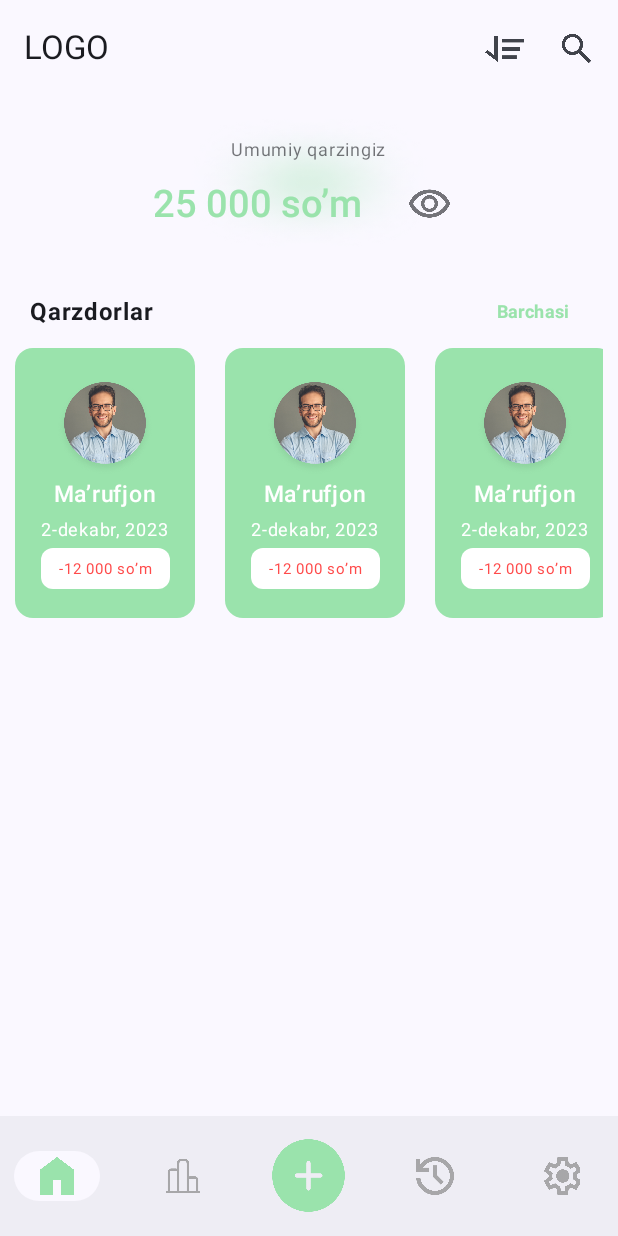
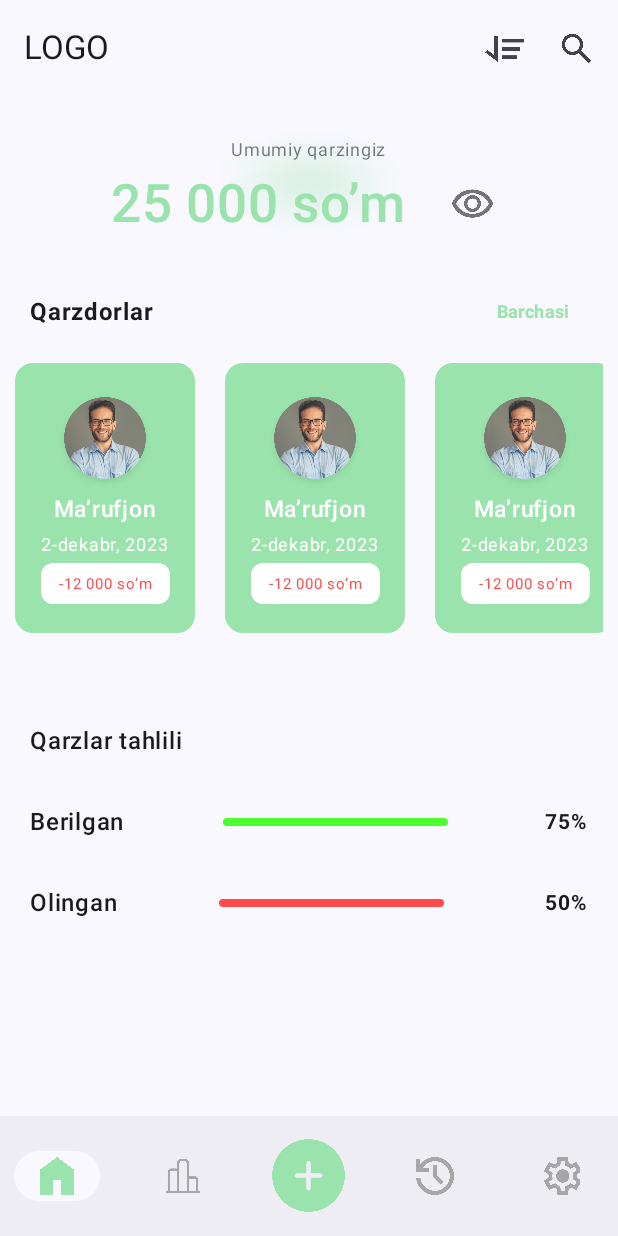
Before and after one commit to jurabek003/CashCare, an Android app built with Jetpack Compose: the screen it shows after launch (MainActivity), on a phone screen of 412 x 824 dp. Run offline under Robolectric (Android 15) with nearby library versions, the phone set to English and light mode, and no system bars.

Commit message:
ButtonNavigation updating v2

```diff
--- a/app/src/main/java/uz/turgunboyevjurabek/cashcare/View/home/HomeScreen.kt
+++ b/app/src/main/java/uz/turgunboyevjurabek/cashcare/View/home/HomeScreen.kt
@@ -26,6 +26,7 @@ import androidx.compose.foundation.layout.width
 import androidx.compose.foundation.layout.wrapContentHeight
 import androidx.compose.foundation.lazy.LazyRow
 import androidx.compose.foundation.selection.selectable
+import androidx.compose.foundation.shape.RoundedCornerShape
 import androidx.compose.material.icons.Icons
 import androidx.compose.material.icons.filled.Add
 import androidx.compose.material3.ExperimentalMaterial3Api
@@ -40,16 +41,19 @@ import androidx.compose.material3.NavigationBarItemDefaults
 import androidx.compose.material3.Scaffold
 import androidx.compose.material3.Text
 import androidx.compose.material3.TextButton
+import androidx.compose.material3.TextField
 import androidx.compose.material3.TopAppBar
 import androidx.compose.material3.surfaceColorAtElevation
 import androidx.compose.runtime.Composable
 import androidx.compose.runtime.getValue
 import androidx.compose.runtime.mutableStateOf
+import androidx.compose.runtime.remember
 import androidx.compose.runtime.saveable.rememberSaveable
 import androidx.compose.runtime.setValue
 import androidx.compose.ui.Alignment
 import androidx.compose.ui.Modifier
 import androidx.compose.ui.draw.alpha
+import androidx.compose.ui.draw.clip
 import androidx.compose.ui.draw.paint
 import androidx.compose.ui.graphics.Brush
 import androidx.compose.ui.graphics.Color
@@ -57,12 +61,14 @@ import androidx.compose.ui.layout.ContentScale
 import androidx.compose.ui.modifier.modifierLocalMapOf
 import androidx.compose.ui.res.colorResource
 import androidx.compose.ui.res.painterResource
+import androidx.compose.ui.text.font.FontFamily
 import androidx.compose.ui.text.font.FontWeight
 import androidx.compose.ui.tooling.preview.Preview
 import androidx.compose.ui.unit.dp
 import androidx.compose.ui.unit.sp
 import uz.turgunboyevjurabek.cashcare.Model.madels.BottomNavigationItem
 import uz.turgunboyevjurabek.cashcare.R
+import uz.turgunboyevjurabek.cashcare.View.UIElements.NameEdit
 
 @SuppressLint("UnusedMaterial3ScaffoldPaddingParameter", "AutoboxingStateCreation")
 @Composable
@@ -127,7 +133,8 @@ fun HomeScreen() {
                                 .height(26.dp)
                                 .width(26.dp)
                         )
-                } }
+                    }
+                }
                 )
             },
             bottomBar = {
@@ -142,25 +149,27 @@ fun HomeScreen() {
                 ) {
                     items.forEachIndexed { index, bottomNavigationItem ->
                         NavigationBarItem(
-                                selected = selectedTabIndex==index,
+                            selected = selectedTabIndex == index,
                             onClick = {
                                 selectedTabIndex = index
                             },
                             alwaysShowLabel = false,
 
                             colors = NavigationBarItemDefaults.colors(
-                                    indicatorColor = MaterialTheme.colorScheme.surfaceColorAtElevation(LocalAbsoluteTonalElevation.current),
+                                indicatorColor = MaterialTheme.colorScheme.surfaceColorAtElevation(
+                                    LocalAbsoluteTonalElevation.current
+                                ),
                             ),
                             icon = {
 
                                 Icon(
-                                        painter =bottomNavigationItem.selectedIcon,
-                                        contentDescription =null,
+                                    painter = bottomNavigationItem.selectedIcon,
+                                    contentDescription = null,
                                     modifier = Modifier
-                                            .size(if (index==2) 55.dp else 25.dp ),
-                                        tint = if (index==2) colorResource(id = R.color.color1)
-                                        else{
-                                            if (selectedTabIndex==index)
+                                        .size(if (index == 2) 55.dp else 25.dp),
+                                    tint = if (index == 2) colorResource(id = R.color.color1)
+                                    else {
+                                        if (selectedTabIndex == index)
                                             colorResource(id = R.color.color1)
                                         else colorResource(
                                             id = R.color.ic_unselect
@@ -170,18 +179,21 @@ fun HomeScreen() {
                             })
                     }
                 }
-
-
             }
 
         ) { paddingValues ->
             Column(
                 modifier = Modifier.padding(paddingValues)
             ) {
+
+
                 Column(
                     modifier = Modifier.fillMaxWidth(),
                     horizontalAlignment = Alignment.CenterHorizontally
                 ) {
+                    val text by remember {
+                        mutableStateOf("")
+                    }
                     Box(
                         modifier = Modifier.height(120.dp)
                     ) {
@@ -208,13 +220,14 @@ fun HomeScreen() {
                                 modifier = Modifier.alpha(0.6f)
                             )
                             Row(
-                                modifier = Modifier, horizontalArrangement = Arrangement.spacedBy(
+                                modifier = Modifier,
+                                horizontalArrangement = Arrangement.spacedBy(
                                     20.dp, alignment = Alignment.CenterHorizontally
                                 ), verticalAlignment = Alignment.CenterVertically
                             ) {
                                 Text(
                                     text = "25 000 so’m",
-                                    fontSize = 25.sp,
+                                    fontSize = 35.sp,
                                     fontWeight = FontWeight.SemiBold,
                                     color = colorResource(id = R.color.color1)
                                 )
@@ -245,7 +258,7 @@ fun HomeScreen() {
                         onClick = {
 
                         }
-                    ){
+                    ) {
                         Text(
                             text = "Barchasi",
                             fontSize = 12.sp,
@@ -255,17 +268,82 @@ fun HomeScreen() {
                     }
                 }
 
+
                 LazyRow(
                     modifier = Modifier
-                        .padding(horizontal = 10.dp)
+                        .padding(horizontal = 10.dp, vertical = 10.dp)
                         .fillMaxWidth(),
                     horizontalArrangement = Arrangement.spacedBy(20.dp)
                 ) {
-                    items(5){
+                    items(5) {
                         HorizontalDeptListUI()
                     }
                 }
 
+                Text(
+                    text = "Qarzlar tahlili",
+                    fontSize = 16.sp,
+                    fontWeight = FontWeight.Medium,
+                    modifier = Modifier
+                        .padding(top = 50.dp, start = 20.dp)
+                )
+                Row(
+                    modifier = Modifier
+                        .fillMaxWidth()
+                        .padding(horizontal = 20.dp, vertical = 30.dp),
+                    verticalAlignment = Alignment.CenterVertically,
+                    horizontalArrangement = Arrangement.SpaceBetween
+                ) {
+                    Text(
+                        text = "Berilgan",
+                        fontSize = 16.sp,
+                        fontWeight = FontWeight.Medium
+                    )
+                    Box(
+                        modifier = Modifier
+                            .clip(RoundedCornerShape(5.dp))
+                            .width(150.dp)
+                            .height(5.dp)
+                    ) {
+                        Row(
+                            modifier = Modifier
+                                .fillMaxSize()
+                                .background(colorResource(id = R.color.box_give))
+                        ) {
+
+                        }
+                    }
+                    Text(text = "75%", fontSize = 14.sp, fontWeight = FontWeight.Bold)
+                }
+
+                Row(
+                    modifier = Modifier
+                        .fillMaxWidth()
+                        .padding(horizontal = 20.dp),
+                    verticalAlignment = Alignment.CenterVertically,
+                    horizontalArrangement = Arrangement.SpaceBetween
+                ) {
+                    Text(
+                        text = "Olingan",
+                        fontSize = 16.sp,
+                        fontWeight = FontWeight.Medium
+                    )
+                    Box(
+                        modifier = Modifier
+                            .clip(RoundedCornerShape(5.dp))
+                            .width(150.dp)
+                            .height(5.dp)
+                    ) {
+                        Row(
+                            modifier = Modifier
+                                .fillMaxSize()
+                                .background(colorResource(id = R.color.box_get))
+                        ) {
+
+                        }
+                    }
+                    Text(text = "50%", fontSize = 14.sp, fontWeight = FontWeight.Bold)
+                }
             }
 
         }
--- a/app/src/main/res/values/colors.xml
+++ b/app/src/main/res/values/colors.xml
@@ -14,6 +14,10 @@
     <color name="color_plus">#4BFF2E</color>
     <color name="ic_unselect">#787877</color>
     <color name="bac_nav_main">#FEFEFB</color>
+    <color name="box_give">#4BFF2E</color>
+    <color name="box_get">#FF4B4B</color>
+
+
 
 
 
```
Lines whose indentation alone changed are shown as unchanged.
